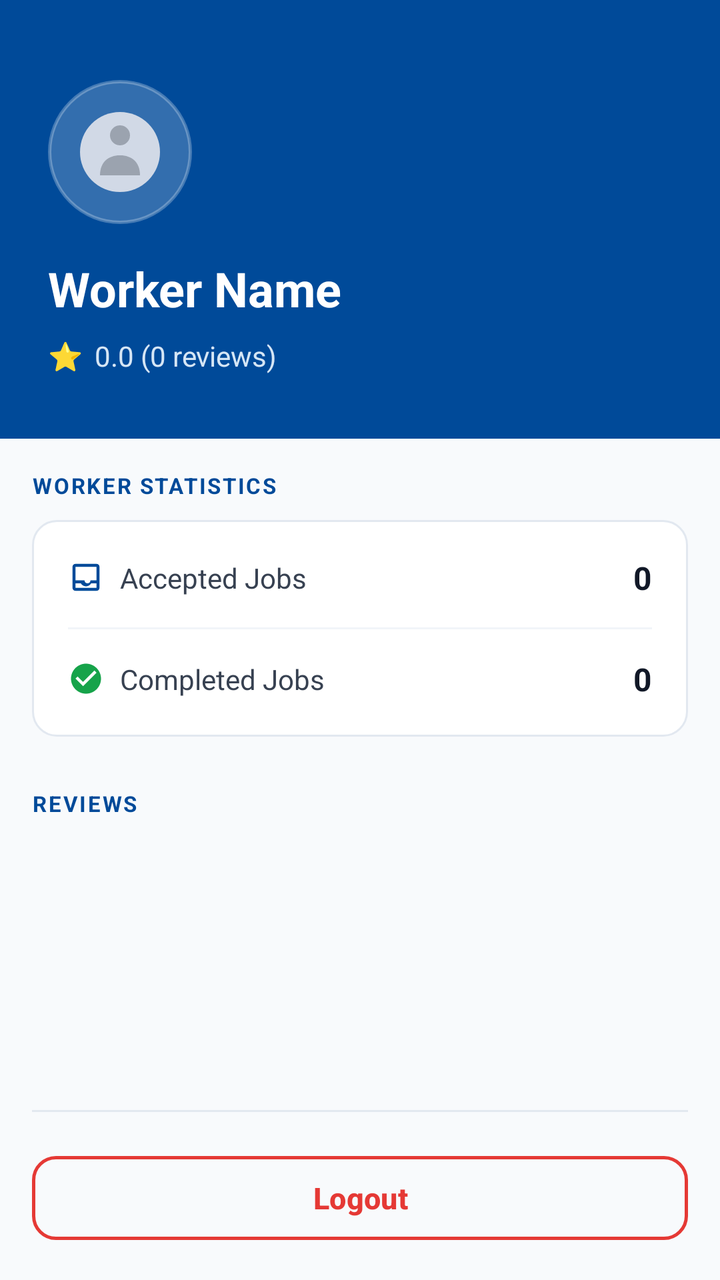
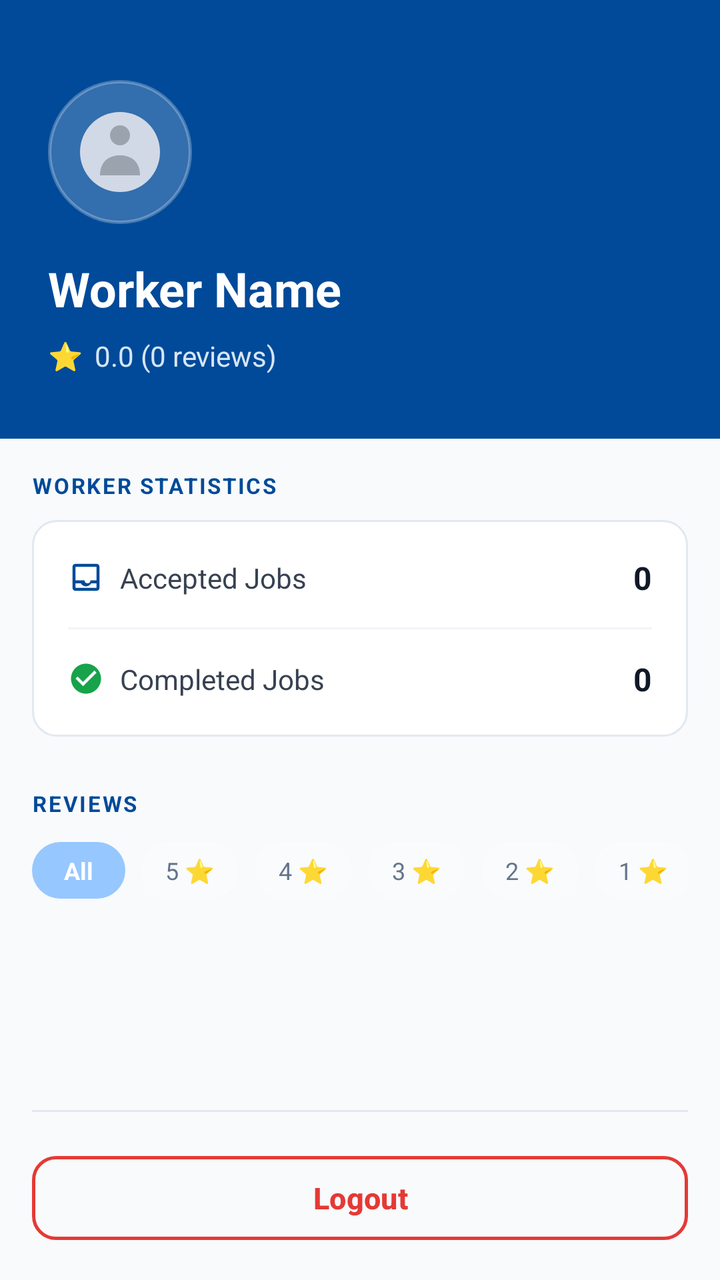

Before-and-after screenshots of an Android layout around one commit, followed by the original layout XML and the change that was made.
<!-- AndroidManifest.xml: application theme Theme.Newtacks -->
<!-- res/layout/fragment_worker_account.xml -->
<?xml version="1.0" encoding="utf-8"?>
<ScrollView xmlns:android="http://schemas.android.com/apk/res/android"
    xmlns:app="http://schemas.android.com/apk/res-auto"
    android:layout_width="match_parent"
    android:layout_height="match_parent"
    android:background="#F8FAFC"
    android:fillViewport="true">

    <LinearLayout
        android:layout_width="match_parent"
        android:layout_height="match_parent"
        android:orientation="vertical">

        
        <LinearLayout
            android:id="@+id/layoutHeader"
            android:layout_width="match_parent"
            android:layout_height="wrap_content"
            android:orientation="vertical"
            android:background="#004A99"
            android:paddingStart="24dp"
            android:paddingEnd="24dp"
            android:paddingTop="40dp"
            android:paddingBottom="32dp">

            <ImageView
                android:layout_width="72dp"
                android:layout_height="72dp"
                android:src="@drawable/ic_person_placeholder"
                android:background="@drawable/bg_circle_translucent"
                android:padding="16dp"
                android:layout_marginBottom="16dp"
                android:contentDescription="Worker Icon" />

            <TextView
                android:id="@+id/tvWorkerName"
                android:layout_width="wrap_content"
                android:layout_height="wrap_content"
                android:text="Worker Name"
                android:textColor="#FFFFFF"
                android:textSize="24sp"
                android:textStyle="bold" />

            <LinearLayout
                android:layout_width="wrap_content"
                android:layout_height="wrap_content"
                android:orientation="horizontal"
                android:gravity="center_vertical"
                android:layout_marginTop="8dp">

                <TextView
                    android:layout_width="wrap_content"
                    android:layout_height="wrap_content"
                    android:text="⭐"
                    android:textSize="14sp"
                    android:textColor="#FFD54F" />

                <TextView
                    android:id="@+id/tvWorkerRating"
                    android:layout_width="wrap_content"
                    android:layout_height="wrap_content"
                    android:text="0.0 (0 reviews)"
                    android:textColor="#D6E6F5"
                    android:textSize="14sp"
                    android:layout_marginStart="6dp" />

            </LinearLayout>

        </LinearLayout>

        
        <LinearLayout
            android:layout_width="match_parent"
            android:layout_height="0dp"
            android:layout_weight="1"
            android:orientation="vertical"
            android:padding="16dp">

            <TextView
                android:layout_width="wrap_content"
                android:layout_height="wrap_content"
                android:text="WORKER STATISTICS"
                android:textColor="#004A99"
                android:textSize="11sp"
                android:textStyle="bold"
                android:letterSpacing="0.08"
                android:layout_marginBottom="10dp" />

            
            <LinearLayout
                android:layout_width="match_parent"
                android:layout_height="wrap_content"
                android:orientation="vertical"
                android:background="@drawable/bg_card_white"
                android:padding="18dp">

                
                <LinearLayout
                    android:layout_width="match_parent"
                    android:layout_height="wrap_content"
                    android:orientation="horizontal"
                    android:gravity="center_vertical">

                    <ImageView
                        android:layout_width="18dp"
                        android:layout_height="18dp"
                        android:src="@drawable/ic_inbox"
                        android:contentDescription="@null"
                        app:tint="#004A99" />

                    <TextView
                        android:layout_width="0dp"
                        android:layout_height="wrap_content"
                        android:layout_weight="1"
                        android:text="Accepted Jobs"
                        android:textColor="#374151"
                        android:textSize="14sp"
                        android:layout_marginStart="8dp" />

                    <TextView
                        android:id="@+id/tvAcceptedJobs"
                        android:layout_width="wrap_content"
                        android:layout_height="wrap_content"
                        android:text="0"
                        android:textColor="#111827"
                        android:textSize="16sp"
                        android:textStyle="bold" />

                </LinearLayout>

                
                <View
                    android:layout_width="match_parent"
                    android:layout_height="1dp"
                    android:background="#F1F5F9"
                    android:layout_marginTop="14dp"
                    android:layout_marginBottom="14dp" />

                
                <LinearLayout
                    android:layout_width="match_parent"
                    android:layout_height="wrap_content"
                    android:orientation="horizontal"
                    android:gravity="center_vertical">

                    <ImageView
                        android:layout_width="18dp"
                        android:layout_height="18dp"
                        android:src="@drawable/ic_check_circle"
                        android:contentDescription="@null"
                        app:tint="#16A34A" />

                    <TextView
                        android:layout_width="0dp"
                        android:layout_height="wrap_content"
                        android:layout_weight="1"
                        android:text="Completed Jobs"
                        android:textColor="#374151"
                        android:textSize="14sp"
                        android:layout_marginStart="8dp" />

                    <TextView
                        android:id="@+id/tvCompletedJobs"
                        android:layout_width="wrap_content"
                        android:layout_height="wrap_content"
                        android:text="0"
                        android:textColor="#111827"
                        android:textSize="16sp"
                        android:textStyle="bold" />

                </LinearLayout>

            </LinearLayout>

            
            <TextView
                android:layout_width="wrap_content"
                android:layout_height="wrap_content"
                android:text="REVIEWS"
                android:textColor="#004A99"
                android:textSize="11sp"
                android:textStyle="bold"
                android:letterSpacing="0.08"
                android:layout_marginTop="26dp"
                android:layout_marginBottom="12dp" />

            <LinearLayout
                android:id="@+id/reviewContainer"
                android:layout_width="match_parent"
                android:layout_height="wrap_content"
                android:orientation="vertical" />

            <View
                android:layout_width="match_parent"
                android:layout_height="0dp"
                android:layout_weight="1" />

            <View
                android:layout_width="match_parent"
                android:layout_height="1dp"
                android:background="#E2E8F0"
                android:layout_marginTop="28dp" />

            <com.google.android.material.button.MaterialButton
                android:id="@+id/btnLogout"
                android:layout_width="match_parent"
                android:layout_height="50dp"
                android:layout_marginTop="18dp"
                android:text="Logout"
                android:textColor="#E53935"
                android:textSize="15sp"
                android:textStyle="bold"
                app:backgroundTint="@android:color/transparent"
                app:cornerRadius="12dp"
                app:strokeColor="#E53935"
                app:strokeWidth="1.5dp" />

        </LinearLayout>

    </LinearLayout>

</ScrollView>
<!-- resources referenced by this layout -->
<resources>
  <!-- drawable bg_card_white (drawable) -->
  <?xml version="1.0" encoding="utf-8"?>
  <shape xmlns:android="http://schemas.android.com/apk/res/android"
      android:shape="rectangle">
      <solid android:color="#FFFFFF" />
      <corners android:radius="12dp" />
      <stroke
          android:width="1dp"
          android:color="#E2E8F0" />
  </shape>
  <!-- drawable bg_circle_translucent (drawable) -->
  <?xml version="1.0" encoding="utf-8"?>
  <shape xmlns:android="http://schemas.android.com/apk/res/android"
      android:shape="oval">
      <solid android:color="#33FFFFFF" />
      <stroke
          android:width="1.5dp"
          android:color="#44FFFFFF" />
  </shape>
  <!-- drawable ic_check_circle (drawable) -->
  <?xml version="1.0" encoding="utf-8"?>
  <vector xmlns:android="http://schemas.android.com/apk/res/android"
      android:width="24dp"
      android:height="24dp"
      android:viewportWidth="24"
      android:viewportHeight="24">
      <path
          android:fillColor="#000000"
          android:pathData="M12,2C6.48,2 2,6.48 2,12s4.48,10 10,10 10-4.48 10-10S17.52,2 12,2zM10,17l-5-5 1.41-1.41L10,14.17l7.59-7.59L19,8l-9,9z"/>
  </vector>
  <!-- drawable ic_inbox (drawable) -->
  <?xml version="1.0" encoding="utf-8"?>
  <vector xmlns:android="http://schemas.android.com/apk/res/android"
      android:width="72dp"
      android:height="72dp"
      android:viewportWidth="24"
      android:viewportHeight="24">
  
      <path
          android:fillColor="#004A99"
          android:pathData="M19,3H5C3.9,3 3,3.9 3,5v14c0,1.1 0.9,2 2,2h14c1.1,0 2,-0.9 2,-2V5C21,3.9 20.1,3 19,3z
                            M19,19H5v-3h3.56c0.69,1.19 1.97,2 3.44,2s2.75,-0.81 3.44,-2H19V19z
                            M19,14h-4c0,1.1 -0.9,2 -2,2s-2,-0.9 -2,-2H5V5h14V14z" />
  
  </vector>
  <!-- drawable ic_person_placeholder (drawable) -->
  <?xml version="1.0" encoding="utf-8"?>
  <vector xmlns:android="http://schemas.android.com/apk/res/android"
      android:width="48dp"
      android:height="48dp"
      android:viewportWidth="48"
      android:viewportHeight="48">
  
      
      <path
          android:fillColor="#D1D9E6"
          android:pathData="M24,24m-24,0a24,24 0,1 1,48 0a24,24 0,1 1,-48 0" />
  
      
      <path
          android:fillColor="#9BA3AF"
          android:pathData="M24,14m-6,0a6,6 0,1 1,12 0a6,6 0,1 1,-12 0" />
  
      
      <path
          android:fillColor="#9BA3AF"
          android:pathData="M12,38 C12,30 17,26 24,26 C31,26 36,30 36,38 Z" />
  
  </vector>
  <style name="Theme.Newtacks" parent="Base.Theme.Newtacks" />
  <style name="Base.Theme.Newtacks" parent="Theme.Material3.DayNight.NoActionBar">
          <item name="colorPrimary">#004A99</item>
          <item name="colorPrimaryContainer">#004A99</item>
          <item name="colorOnPrimary">#FFFFFF</item>
          <item name="colorSecondary">#004A99</item>
          <item name="colorOnSecondary">#FFFFFF</item>
          <item name="colorTertiary">#004A99</item>
          <item name="colorSecondaryContainer">#EBF2FF</item>
          <item name="colorOnSecondaryContainer">#004A99</item>
          <item name="android:statusBarColor">#004A99</item>
          <item name="android:navigationBarColor">#FFFFFF</item>
          <item name="android:windowLightStatusBar" tools:targetApi="m">false</item>
      </style>
</resources>

<!-- the commit's change to res/layout/fragment_worker_account.xml (unified diff, before → after) -->
@@ -184,11 +184,110 @@
                 android:layout_marginTop="26dp"
                 android:layout_marginBottom="12dp" />
 
+            
+            <HorizontalScrollView
+                android:layout_width="match_parent"
+                android:layout_height="wrap_content"
+                android:scrollbars="none"
+                android:layout_marginBottom="12dp">
+                <LinearLayout
+                    android:id="@+id/layoutReviewFilters"
+                    android:layout_width="wrap_content"
+                    android:layout_height="wrap_content"
+                    android:orientation="horizontal"
+                    android:paddingBottom="4dp">
+
+                    <TextView
+                        android:id="@+id/filterAll"
+                        android:layout_width="wrap_content"
+                        android:layout_height="wrap_content"
+                        android:text="All"
+                        android:paddingHorizontal="16dp"
+                        android:paddingVertical="6dp"
+                        android:background="@drawable/bg_badge_blue"
+                        android:textColor="#FFFFFF"
+                        android:textSize="12sp"
+                        android:textStyle="bold"
+                        android:layout_marginEnd="8dp" />
+
+                    <TextView
+                        android:id="@+id/filter5"
+                        android:layout_width="wrap_content"
+                        android:layout_height="wrap_content"
+                        android:text="5 ⭐"
+                        android:paddingHorizontal="12dp"
+                        android:paddingVertical="6dp"
+                        android:background="@drawable/bg_badge_white"
+                        android:textColor="#64748B"
+                        android:textSize="12sp"
+                        android:layout_marginEnd="8dp" />
+
+                    <TextView
+                        android:id="@+id/filter4"
+                        android:layout_width="wrap_content"
+                        android:layout_height="wrap_content"
+                        android:text="4 ⭐"
+                        android:paddingHorizontal="12dp"
+                        android:paddingVertical="6dp"
+                        android:background="@drawable/bg_badge_white"
+                        android:textColor="#64748B"
+                        android:textSize="12sp"
+                        android:layout_marginEnd="8dp" />
+
+                    <TextView
+                        android:id="@+id/filter3"
+                        android:layout_width="wrap_content"
+                        android:layout_height="wrap_content"
+                        android:text="3 ⭐"
+                        android:paddingHorizontal="12dp"
+                        android:paddingVertical="6dp"
+                        android:background="@drawable/bg_badge_white"
+                        android:textColor="#64748B"
+                        android:textSize="12sp"
+                        android:layout_marginEnd="8dp" />
+
+                    <TextView
+                        android:id="@+id/filter2"
+                        android:layout_width="wrap_content"
+                        android:layout_height="wrap_content"
+                        android:text="2 ⭐"
+                        android:paddingHorizontal="12dp"
+                        android:paddingVertical="6dp"
+                        android:background="@drawable/bg_badge_white"
+                        android:textColor="#64748B"
+                        android:textSize="12sp"
+                        android:layout_marginEnd="8dp" />
+
+                    <TextView
+                        android:id="@+id/filter1"
+                        android:layout_width="wrap_content"
+                        android:layout_height="wrap_content"
+                        android:text="1 ⭐"
+                        android:paddingHorizontal="12dp"
+                        android:paddingVertical="6dp"
+                        android:background="@drawable/bg_badge_white"
+                        android:textColor="#64748B"
+                        android:textSize="12sp" />
+                </LinearLayout>
+            </HorizontalScrollView>
+
             <LinearLayout
                 android:id="@+id/reviewContainer"
                 android:layout_width="match_parent"
                 android:layout_height="wrap_content"
                 android:orientation="vertical" />
+
+            <TextView
+                android:id="@+id/tvSeeAllReviews"
+                android:layout_width="wrap_content"
+                android:layout_height="wrap_content"
+                android:text="See all"
+                android:textColor="#004A99"
+                android:textSize="13sp"
+                android:textStyle="bold"
+                android:layout_gravity="center_horizontal"
+                android:padding="8dp"
+                android:visibility="gone" />
 
             <View
                 android:layout_width="match_parent"
<!-- resource entries referenced after the edit -->
@@ -1,5 +1,22 @@
 <!-- resources referenced by this layout -->
 <resources>
+  <!-- drawable bg_badge_blue (drawable) -->
+  <?xml version="1.0" encoding="utf-8"?>
+  <shape xmlns:android="http://schemas.android.com/apk/res/android"
+      android:shape="rectangle">
+      <solid android:color="#96c7ff" />
+      <corners android:radius="20dp" />
+  </shape>
+  <!-- drawable bg_badge_white (drawable) -->
+  <?xml version="1.0" encoding="utf-8"?>
+  <shape xmlns:android="http://schemas.android.com/apk/res/android"
+      android:shape="rectangle">
+      <solid android:color="#1AFFFFFF" />
+      <corners android:radius="20dp" />
+      <stroke
+          android:width="1dp"
+          android:color="#33FFFFFF" />
+  </shape>
   <!-- drawable bg_card_white (drawable) -->
   <?xml version="1.0" encoding="utf-8"?>
   <shape xmlns:android="http://schemas.android.com/apk/res/android"
